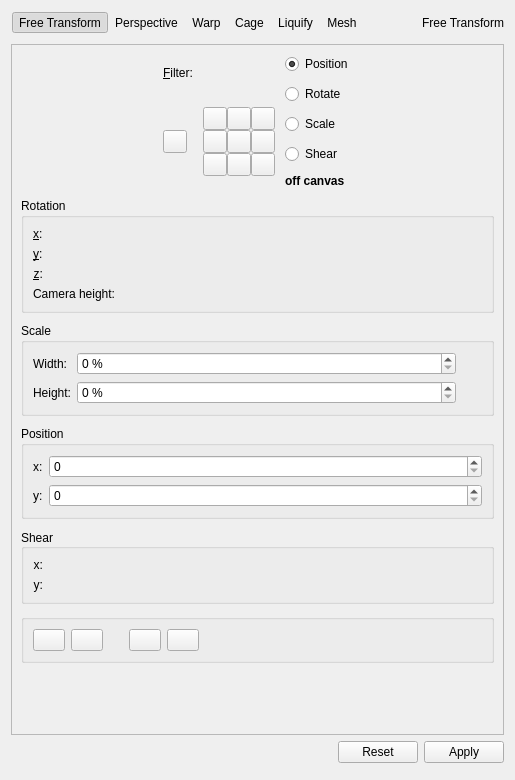
KDE/krita, file plugins/tools/tool_transform2/wdg_tool_transform.ui: the form before one commit.
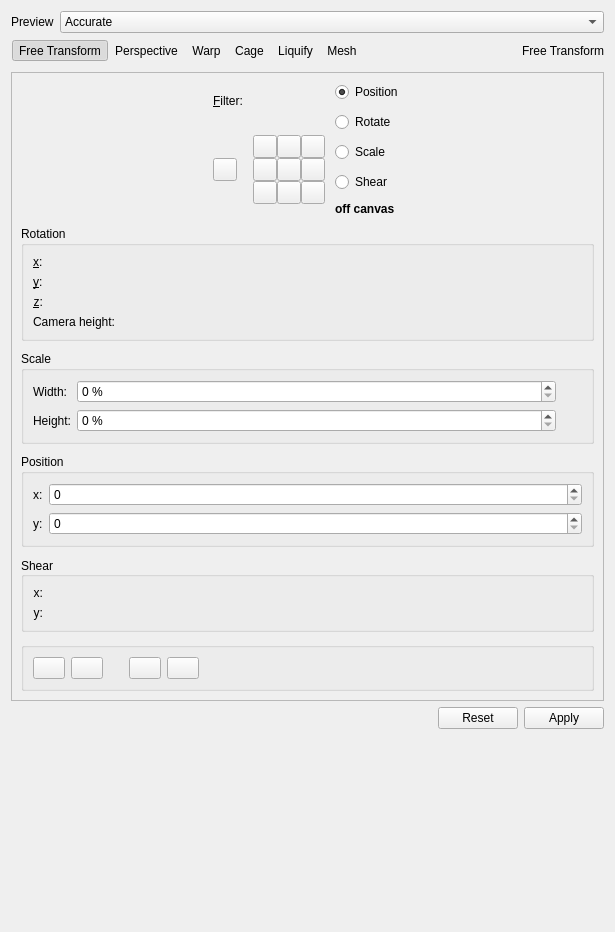
The form after the commit. Custom widgets are drawn as their Qt base class.

Commit message:
Transform tool: add tool preview option to tool options widget
This adds a combobox where the user can select between the three
transform tool preview options, in-stack, in-stack with lod, fast
(on top of everything else).

CCMAIL:kimageshop@kde.org

```diff
--- a/plugins/tools/tool_transform2/wdg_tool_transform.ui
+++ b/plugins/tools/tool_transform2/wdg_tool_transform.ui
@@ -10,8 +10,8 @@
    <rect>
     <x>0</x>
     <y>0</y>
-    <width>515</width>
-    <height>780</height>
+    <width>615</width>
+    <height>932</height>
    </rect>
   </property>
   <property name="sizePolicy">
@@ -41,7 +41,43 @@
   <property name="layoutDirection">
    <enum>Qt::LeftToRight</enum>
   </property>
-  <layout class="QVBoxLayout" name="verticalLayout_5">
+  <layout class="QVBoxLayout" name="verticalLayout_3">
+   <item>
+    <layout class="QHBoxLayout" name="horizontalLayout_6">
+     <item>
+      <widget class="QLabel" name="label_3">
+       <property name="text">
+        <string>Preview</string>
+       </property>
+      </widget>
+     </item>
+     <item>
+      <widget class="QComboBox" name="cmbPreviewMode">
+       <property name="sizePolicy">
+        <sizepolicy hsizetype="Expanding" vsizetype="Fixed">
+         <horstretch>0</horstretch>
+         <verstretch>0</verstretch>
+        </sizepolicy>
+       </property>
+       <item>
+        <property name="text">
+         <string>Accurate</string>
+        </property>
+       </item>
+       <item>
+        <property name="text">
+         <string>Accurate with Instant Preview</string>
+        </property>
+       </item>
+       <item>
+        <property name="text">
+         <string>Fast</string>
+        </property>
+       </item>
+      </widget>
+     </item>
+    </layout>
+   </item>
    <item>
     <layout class="QHBoxLayout" name="horizontalLayout" stretch="0,1,0">
      <property name="bottomMargin">
@@ -2196,6 +2232,19 @@
      </item>
     </layout>
    </item>
+   <item>
+    <spacer name="verticalSpacer_7">
+     <property name="orientation">
+      <enum>Qt::Vertical</enum>
+     </property>
+     <property name="sizeHint" stdset="0">
+      <size>
+       <width>20</width>
+       <height>40</height>
+      </size>
+     </property>
+    </spacer>
+   </item>
    <item>
     <widget class="QWidget" name="SpecialSpacer" native="true"/>
    </item>
@@ -2203,27 +2252,27 @@
  </widget>
  <customwidgets>
   <customwidget>
-   <class>KisIntParseSpinBox</class>
-   <extends>QSpinBox</extends>
-   <header>kis_int_parse_spin_box.h</header>
+   <class>KoAspectButton</class>
+   <extends>QWidget</extends>
+   <header>KoAspectButton.h</header>
+   <container>1</container>
   </customwidget>
   <customwidget>
    <class>KisCmbIDList</class>
    <extends></extends>
    <header>widgets/kis_cmb_idlist.h</header>
   </customwidget>
-  <customwidget>
-   <class>KoAspectButton</class>
-   <extends>QWidget</extends>
-   <header>KoAspectButton.h</header>
-   <container>1</container>
-  </customwidget>
   <customwidget>
    <class>KisDoubleSliderSpinBox</class>
    <extends>QWidget</extends>
    <header>kis_slider_spin_box.h</header>
    <container>1</container>
   </customwidget>
+  <customwidget>
+   <class>KisIntParseSpinBox</class>
+   <extends>QSpinBox</extends>
+   <header>kis_int_parse_spin_box.h</header>
+  </customwidget>
   <customwidget>
    <class>KisAngleSelector</class>
    <extends>QWidget</extends>
```
Left out of the diff: 2 changed lines with no effect on the pictures. The commit also changes 3 other files.
